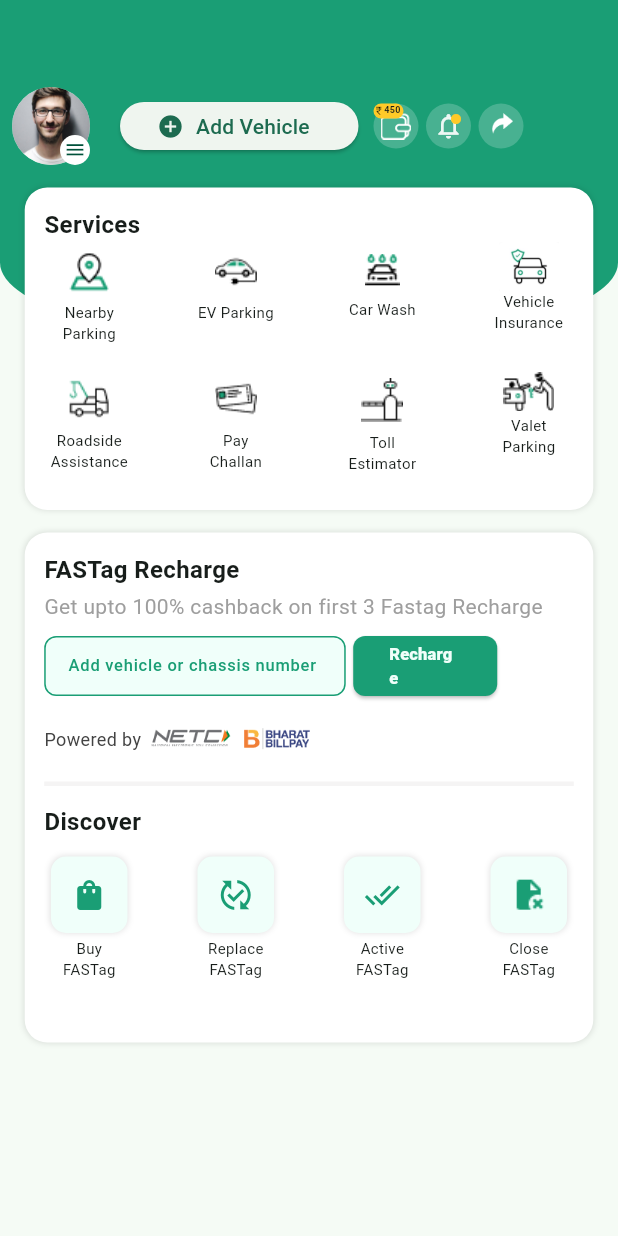
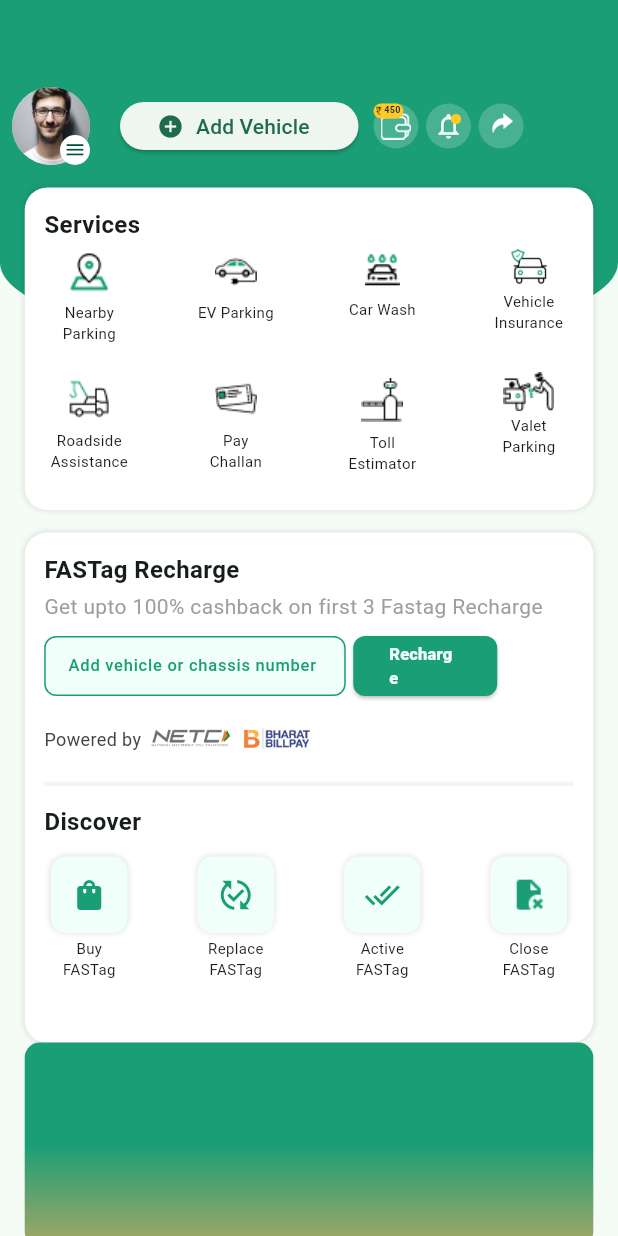
Before and after one commit to abichengs01/parkqwik_clone, a Flutter app: the screen it shows after launch, on a phone screen of 412 x 824 dp. Run offline on Flutter 3.47's test engine with Material 3 defaults, Android fonts, the phone set to English and light mode, and no system bars.

Commit message:
Gradient

```diff
--- a/lib/homescreen.dart
+++ b/lib/homescreen.dart
@@ -414,6 +414,17 @@ class _HomeScreenState extends State<HomeScreen> {
                     ),
                   ),
 
+                ),
+                Container(
+                  height: 136,width: MediaQuery.of(context).size.width*.92,
+                  decoration: BoxDecoration(
+                      borderRadius: BorderRadius.circular(10),
+                      gradient: LinearGradient(
+                        colors: [AppColor.primary,AppColor.primary,AppColor.Gradient0],
+                        begin: Alignment.topCenter,
+                        end:Alignment.bottomCenter,
+                      )
+                  ),
                 )
 
 
```
